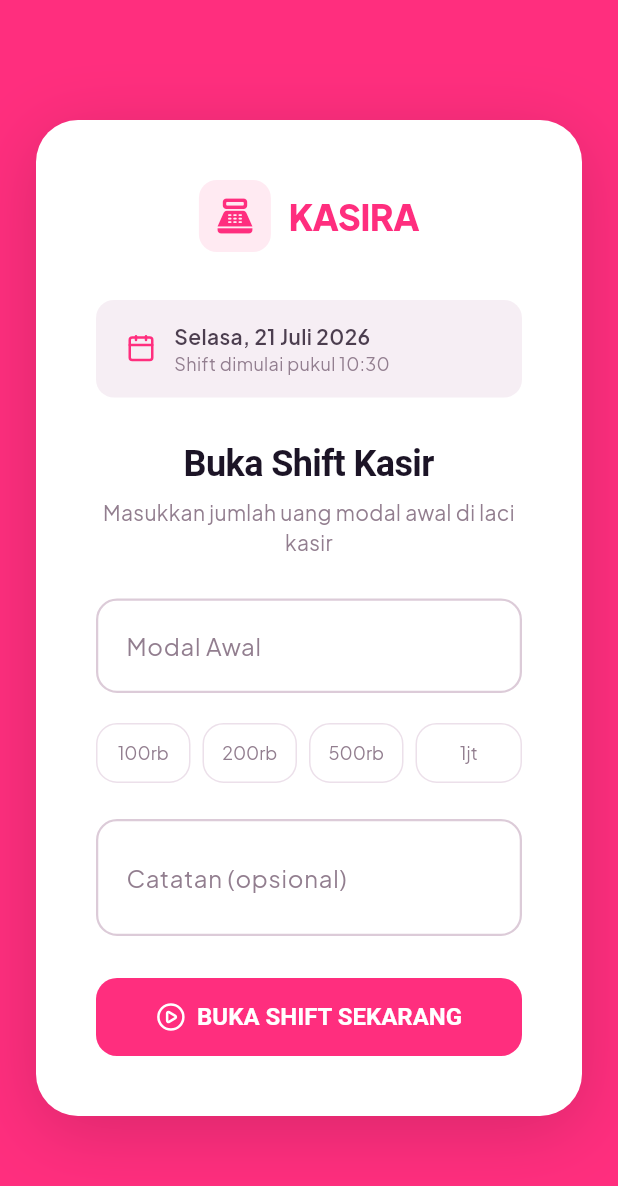
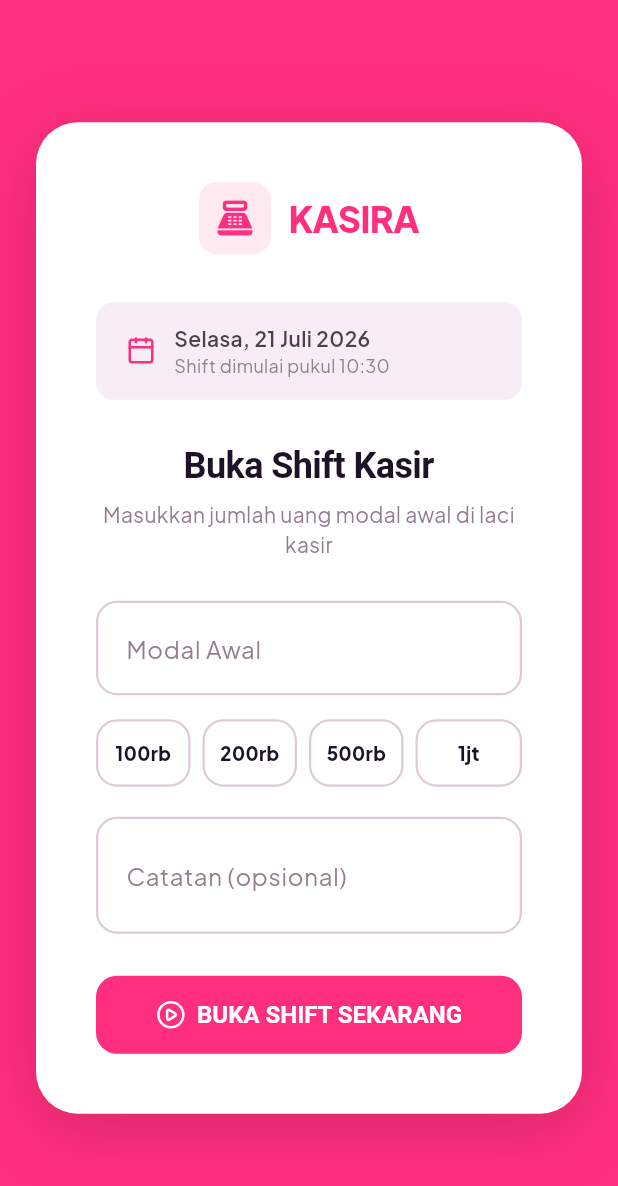
Before and after one commit to muhivan752/Kasira-OS-Intelligence, a Flutter app: the ShiftOpenPage screen opened by its route, on a phone screen of 412 x 824 dp. Shown: the top 1186 px of the screen. Run offline on Flutter 3.47's test engine with Material 3 defaults, Android fonts, the phone set to English and light mode, and no system bars; our stand-ins replace cached_network_image, connectivity_plus, dio, drift, flutter_riverpod, flutter_secure_storage and 8 more; missing offline and left inert: print_bluetooth_thermal; accounts and stored records are empty; generated files the repository leaves out were written again; network calls fail; Roboto replaces fonts that are missing (Gabarito).

Commit message:
feat(flutter): Shift buka — chip kas awal jadi pill gradient Aurora
Co-Authored-By: Claude Opus 4.8 (1M context) <noreply@anthropic.com>

```diff
--- a/kasir_app/lib/features/shift/presentation/pages/shift_open_page.dart
+++ b/kasir_app/lib/features/shift/presentation/pages/shift_open_page.dart
@@ -229,28 +229,33 @@ class _ShiftOpenPageState extends State<ShiftOpenPage> {
                         padding: EdgeInsets.only(
                           right: amount == _quickAmounts.last ? 0 : 8,
                         ),
-                        child: OutlinedButton(
-                          onPressed: () {
+                        child: GestureDetector(
+                          onTap: () {
                             setState(() {
                               _openingCash = amount;
                               _cashController.text = amount.toInt().toString();
                             });
                           },
-                          style: OutlinedButton.styleFrom(
-                            padding: const EdgeInsets.symmetric(vertical: 10),
-                            side: BorderSide(
-                              color: _openingCash == amount ? KasiraDS.brandPrimary : KasiraDS.borderSubtle,
+                          child: AnimatedContainer(
+                            duration: const Duration(milliseconds: 150),
+                            padding: const EdgeInsets.symmetric(vertical: 12),
+                            alignment: Alignment.center,
+                            decoration: BoxDecoration(
+                              gradient: _openingCash == amount ? KasiraDS.gradientFrekuensi : null,
+                              color: _openingCash == amount ? null : KasiraDS.surfaceCard,
+                              borderRadius: KasiraDS.brMd,
+                              border: Border.all(
+                                color: _openingCash == amount ? Colors.transparent : KasiraDS.borderDefault,
+                                width: 1.5,
+                              ),
                             ),
-                            backgroundColor: _openingCash == amount
-                                ? KasiraDS.brandPrimary.withOpacity(0.05)
-                                : null,
-                          ),
-                          child: Text(
-                            _formatShort(amount),
-                            style: TextStyle(
-                              fontSize: 12,
-                              color: _openingCash == amount ? KasiraDS.brandPrimary : KasiraDS.textMuted,
-                              fontWeight: _openingCash == amount ? FontWeight.bold : FontWeight.normal,
+                            child: Text(
+                              _formatShort(amount),
+                              style: KasiraDS.sans(
+                                size: 12.5,
+                                weight: FontWeight.w800,
+                                color: _openingCash == amount ? Colors.white : KasiraDS.textStrong,
+                              ),
                             ),
                           ),
                         ),
```
